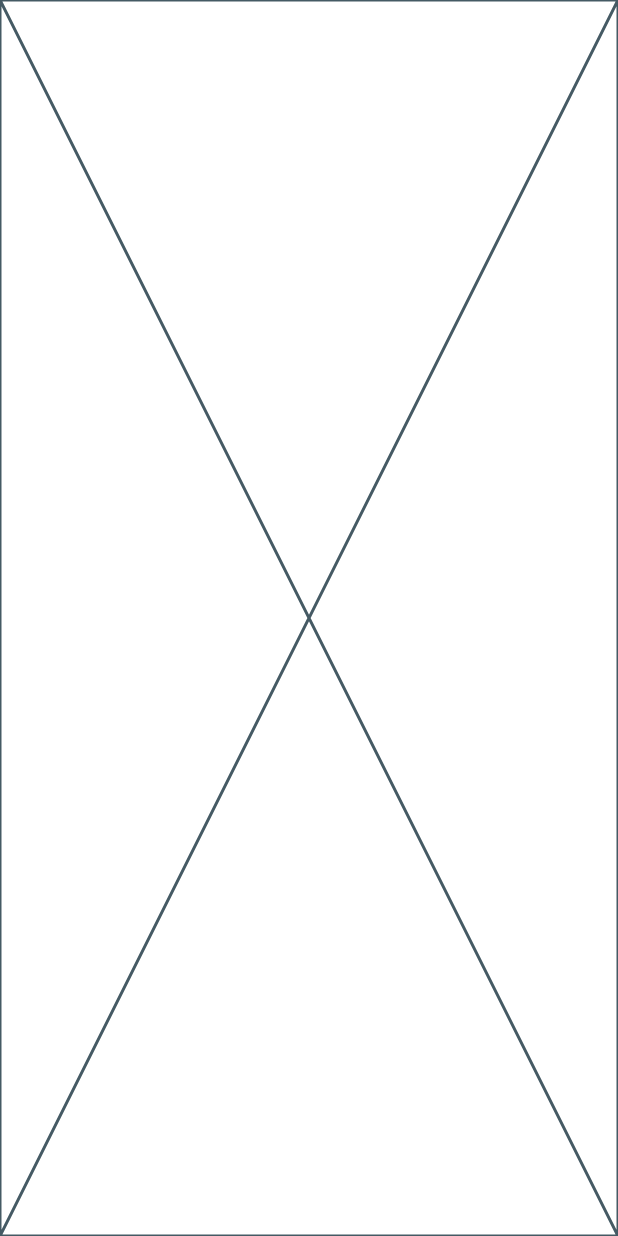
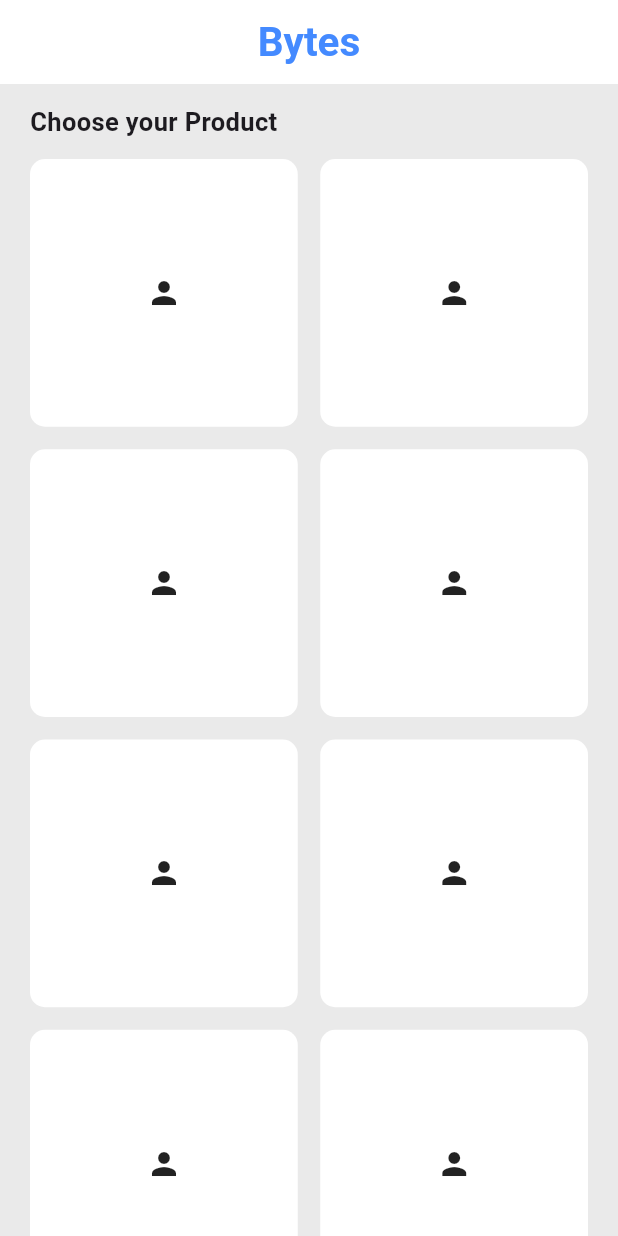
Before and after one commit to diilshadkt/bytes_task, a Flutter app: the screen it shows after launch, on a phone screen of 412 x 824 dp. Run offline on Flutter 3.47's test engine with Material 3 defaults, Android fonts, the phone set to English and light mode, and no system bars.

Commit message:
home page UI completed

```diff
--- a/lib/view/home_page.dart
+++ b/lib/view/home_page.dart
@@ -1,3 +1,4 @@
+import 'package:bytes_task/view/overview_page.dart';
 import 'package:flutter/material.dart';
 
 class HomePage extends StatelessWidget {
@@ -5,6 +6,69 @@ class HomePage extends StatelessWidget {
 
   @override
   Widget build(BuildContext context) {
-    return const Placeholder();
+    return Scaffold(
+      backgroundColor: const Color.fromARGB(255, 234, 234, 234),
+      appBar: AppBar(
+        title: Text(
+          "Bytes",
+          style: TextStyle(
+              fontSize: 27,
+              fontWeight: FontWeight.bold,
+              color: Colors.blueAccent),
+        ),
+        centerTitle: true,
+        backgroundColor: Colors.white,
+      ),
+      body: Padding(
+        padding: const EdgeInsets.symmetric(horizontal: 20),
+        child: Column(
+          children: [
+            Row(
+              children: [
+                SizedBox(
+                  height: 50,
+                ),
+                Text(
+                  "Choose your Product",
+                  // textAlign: TextAlign.end,
+                  style: TextStyle(
+                    fontSize: 17,
+                    fontWeight: FontWeight.w700,
+                  ),
+                ),
+              ],
+            ),
+            Expanded(
+              child: GridView.builder(
+                gridDelegate: SliverGridDelegateWithFixedCrossAxisCount(
+                    crossAxisSpacing: 15,
+                    mainAxisSpacing: 15,
+                    crossAxisCount: 2),
+                itemCount: 9,
+                itemBuilder: (context, index) {
+                  return InkWell(
+                    onTap: () {
+                      Navigator.push(
+                          context,
+                          MaterialPageRoute(
+                            builder: (context) => OverviewPage(),
+                          ));
+                    },
+                    child: Container(
+                      decoration: BoxDecoration(
+                          color: Colors.white,
+                          borderRadius: BorderRadius.circular(10)),
+                      child: Center(
+                        child: Icon(Icons.person),
+                      ),
+                    ),
+                  );
+                },
+              ),
+            )
+          ],
+        ),
+      ),
+    );
   }
 }
--- a/lib/view/overview_page.dart
+++ b/lib/view/overview_page.dart
@@ -0,0 +1,12 @@
+import 'package:flutter/material.dart';
+
+class OverviewPage extends StatelessWidget {
+  const OverviewPage({super.key});
+
+  @override
+  Widget build(BuildContext context) {
+    return Scaffold(
+      backgroundColor: const Color.fromARGB(255, 234, 234, 234),
+    );
+  }
+}
```
